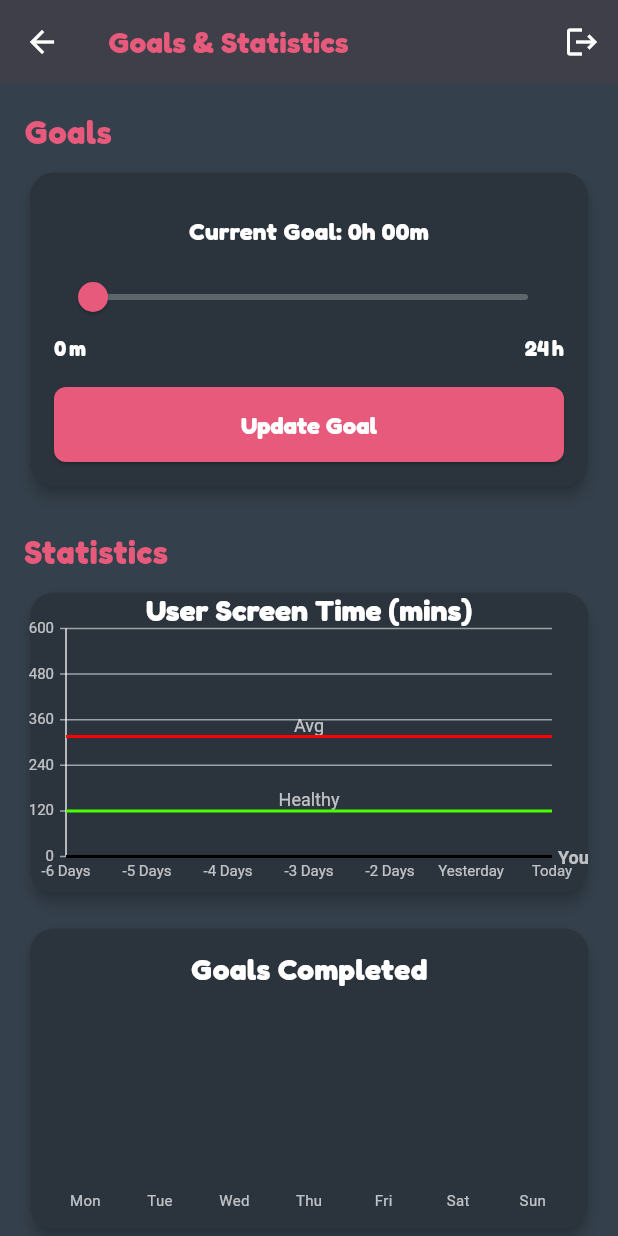
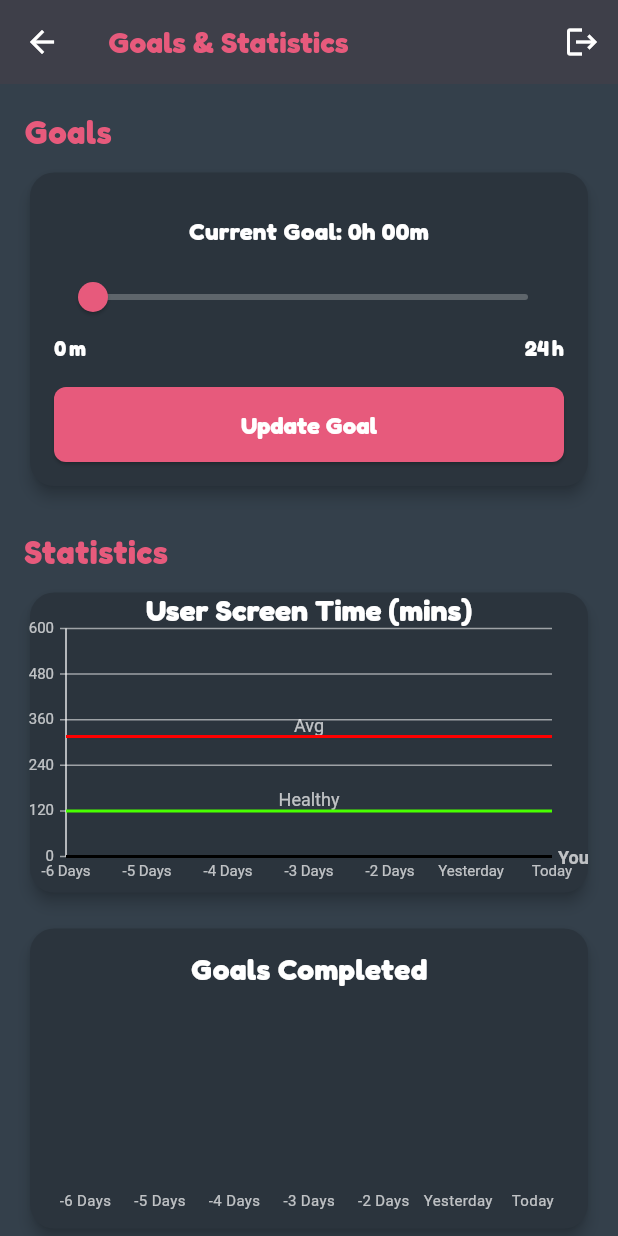
Before and after one commit to austinglashure/MobileScreenBuddy, a Flutter app: the GoalsStatsView screen opened directly with empty values, on a phone screen of 412 x 824 dp. Run offline on Flutter 3.47's test engine with Material 3 defaults, Android fonts, the phone set to English and light mode, and no system bars; missing offline and left inert: usage_stats.

Commit message:
adjusting bar graphs x axis

```diff
--- a/screenbuddy_mobile/lib/main.dart
+++ b/screenbuddy_mobile/lib/main.dart
@@ -1410,7 +1410,15 @@ class BarChart extends StatelessWidget {
   Widget build(BuildContext context) {
     final maxVal = data.isEmpty ? 1 : data.reduce(max);
     const barHeight = 100.0;
-    final days = ['Mon', 'Tue', 'Wed', 'Thu', 'Fri', 'Sat', 'Sun'];
+    final List<String> days = [
+      '-6 Days',
+      '-5 Days',
+      '-4 Days',
+      '-3 Days',
+      '-2 Days',
+      'Yesterday',
+      'Today',
+    ];
     print("Bar Chart Data: ${jsonEncode(data)}");
 
     return SizedBox(
```
